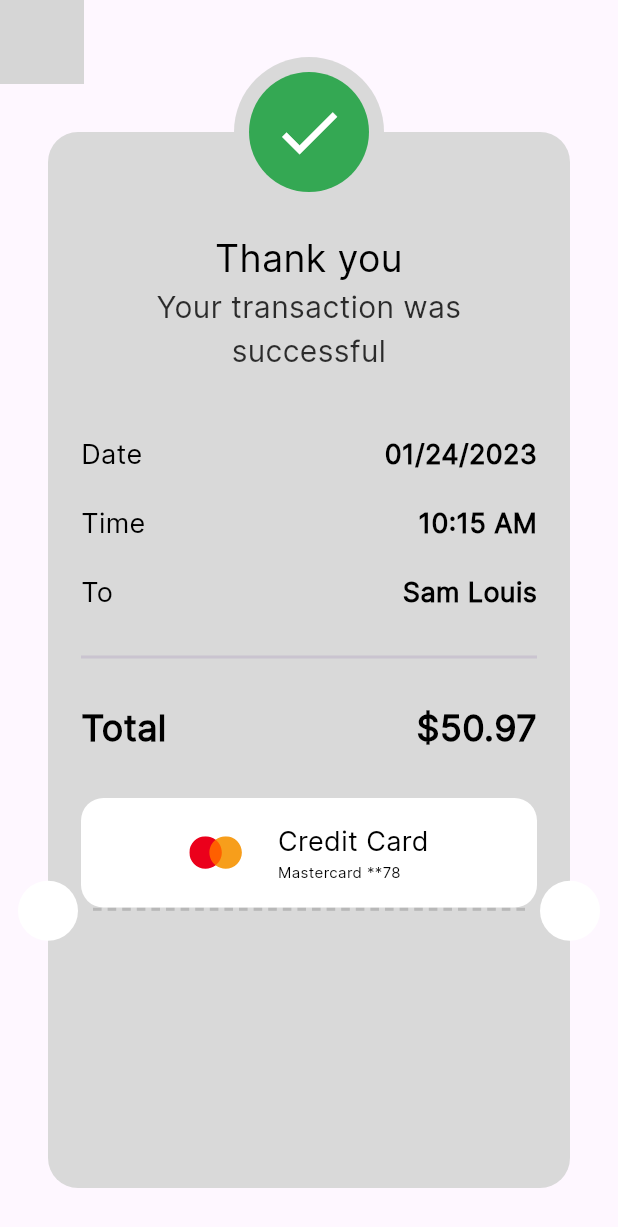
After one commit to YosophAhmed/payment, a Flutter app: the ThankYouView screen opened directly, on a phone screen of 412 x 824 dp. The commit adds this screen. Shown: the top 1227 px of the screen. Run offline on Flutter 3.47's test engine with Material 3 defaults, Android fonts, the phone set to English and light mode, and no system bars; our stand-ins replace flutter_credit_card, flutter_svg; grey boxes are pictures that could not be loaded.

Commit message:
Latest Commit

```diff
--- /dev/null
+++ b/lib/presentation/views/thank_you_view.dart
@@ -0,0 +1,18 @@
+import 'package:flutter/material.dart';
+
+import '../widgets/custom_appbar.dart';
+import '../widgets/thank_you_view_body.dart';
+
+class ThankYouView extends StatelessWidget {
+  const ThankYouView({super.key});
+
+  @override
+  Widget build(BuildContext context) {
+    return Scaffold(
+      appBar: buildAppBar(
+        title: '',
+      ),
+      body: const ThankYouViewBody(),
+    );
+  }
+}
--- /dev/null
+++ b/lib/presentation/widgets/card_info_widget.dart
@@ -0,0 +1,47 @@
+import 'package:flutter/material.dart';
+import 'package:flutter_svg/svg.dart';
+
+import '../../core/styles.dart';
+
+class CardInfoWidget extends StatelessWidget {
+  const CardInfoWidget({super.key});
+
+  @override
+  Widget build(BuildContext context) {
+    return Container(
+      width: 305,
+      height: 73,
+      decoration: ShapeDecoration(
+        color: Colors.white,
+        shape: RoundedRectangleBorder(
+          borderRadius: BorderRadius.circular(15),
+        ),
+      ),
+      child: Row(
+        mainAxisAlignment: MainAxisAlignment.center,
+        children: [
+          SvgPicture.asset('assets/images/logo.svg'),
+          const SizedBox(
+            width: 23,
+          ),
+          Column(
+            crossAxisAlignment: CrossAxisAlignment.start,
+            mainAxisAlignment: MainAxisAlignment.center,
+            children: [
+              const Text(
+                'Credit Card',
+                style: Styles.style18,
+              ),
+              Text(
+                'Mastercard **78',
+                style: Styles.style18.copyWith(
+                  fontSize: 10,
+                ),
+              ),
+            ],
+          ),
+        ],
+      ),
+    );
+  }
+}
--- /dev/null
+++ b/lib/presentation/widgets/custom_check_icon.dart
@@ -0,0 +1,22 @@
+import 'package:flutter/material.dart';
+
+class CustomCheckIcon extends StatelessWidget {
+  const CustomCheckIcon({super.key});
+
+  @override
+  Widget build(BuildContext context) {
+    return const CircleAvatar(
+      backgroundColor: Color(0xffD9D9D9),
+      radius: 50,
+      child: CircleAvatar(
+        radius: 40,
+        backgroundColor: Color(0xff34A853),
+        child: Icon(
+          Icons.check,
+          size: 50,
+          color: Colors.white,
+        ),
+      ),
+    );
+  }
+}
--- /dev/null
+++ b/lib/presentation/widgets/custom_dashed_line.dart
@@ -0,0 +1,25 @@
+import 'package:flutter/material.dart';
+
+class CustomDashedLine extends StatelessWidget {
+  const CustomDashedLine({super.key});
+
+  @override
+  Widget build(BuildContext context) {
+    return Row(
+      children: List.generate(
+        30,
+            (index) => Expanded(
+          child: Padding(
+            padding: const EdgeInsets.symmetric(
+              horizontal: 2.0,
+            ),
+            child: Container(
+              color: const Color(0xffB8B8B8),
+              height: 2,
+            ),
+          ),
+        ),
+      ),
+    );
+  }
+}
--- a/lib/presentation/widgets/payment_details_view_body.dart
+++ b/lib/presentation/widgets/payment_details_view_body.dart
@@ -1,4 +1,5 @@
 import 'package:flutter/material.dart';
+import 'package:payment/presentation/views/thank_you_view.dart';
 import 'package:payment/presentation/widgets/custom_button.dart';
 import 'package:payment/presentation/widgets/custom_credit_card.dart';
 import 'package:payment/presentation/widgets/payment_methods_list_view.dart';
@@ -47,6 +48,11 @@
                       formKey.currentState!.save();
                       debugPrint('payment');
                     } else {
+                      Navigator.of(context).push(
+                        MaterialPageRoute(
+                          builder: (context) => const ThankYouView(),
+                        ),
+                      );
                       autovalidateMode = AutovalidateMode.always;
                       setState(() {});
                     }
--- /dev/null
+++ b/lib/presentation/widgets/payment_item_info.dart
@@ -0,0 +1,32 @@
+import 'package:flutter/material.dart';
+
+import '../../core/styles.dart';
+
+class PaymentItemInfo extends StatelessWidget {
+  const PaymentItemInfo({
+    super.key,
+    required this.title,
+    required this.value,
+  });
+
+  final String title, value;
+
+  @override
+  Widget build(BuildContext context) {
+    return Row(
+      mainAxisAlignment: MainAxisAlignment.spaceBetween,
+      children: [
+        Text(
+          title,
+          textAlign: TextAlign.center,
+          style: Styles.style18,
+        ),
+        Text(
+          value,
+          textAlign: TextAlign.center,
+          style: Styles.styleBold18,
+        ),
+      ],
+    );
+  }
+}
--- /dev/null
+++ b/lib/presentation/widgets/thank_you_card.dart
@@ -0,0 +1,78 @@
+import 'package:flutter/material.dart';
+import 'package:payment/core/styles.dart';
+import 'package:payment/presentation/widgets/payment_item_info.dart';
+import 'package:payment/presentation/widgets/total_price.dart';
+
+import 'card_info_widget.dart';
+
+class ThankYouCard extends StatelessWidget {
+  const ThankYouCard({super.key});
+
+  @override
+  Widget build(BuildContext context) {
+    return Container(
+      width: double.infinity,
+      height: 1200,
+      decoration: ShapeDecoration(
+        color: const Color(0xffD9D9D9),
+        shape: RoundedRectangleBorder(
+          borderRadius: BorderRadius.circular(20),
+        ),
+      ),
+      child: Padding(
+        padding: const EdgeInsets.only(
+          top: 50.0 + 16,
+          left: 22,
+          right: 22,
+        ),
+        child: Column(
+          children: [
+            const Text(
+              'Thank you',
+              textAlign: TextAlign.center,
+              style: Styles.style25,
+            ),
+            Text(
+              'Your transaction was successful',
+              textAlign: TextAlign.center,
+              style: Styles.style20,
+            ),
+            const SizedBox(
+              height: 42,
+            ),
+            const PaymentItemInfo(
+              title: 'Date',
+              value: '01/24/2023',
+            ),
+            const SizedBox(
+              height: 20,
+            ),
+            const PaymentItemInfo(
+              title: 'Time',
+              value: '10:15 AM',
+            ),
+            const SizedBox(
+              height: 20,
+            ),
+            const PaymentItemInfo(
+              title: 'To',
+              value: 'Sam Louis',
+            ),
+            const Divider(
+              thickness: 2,
+              height: 60,
+            ),
+            const TotalPrice(
+              title: 'Total',
+              value: r'$50.97',
+            ),
+            const SizedBox(
+              height: 30,
+            ),
+            const CardInfoWidget(),
+          ],
+        ),
+      ),
+    );
+  }
+}
--- /dev/null
+++ b/lib/presentation/widgets/thank_you_view_body.dart
@@ -0,0 +1,48 @@
+import 'package:flutter/material.dart';
+import 'package:payment/presentation/widgets/thank_you_card.dart';
+
+import 'custom_check_icon.dart';
+import 'custom_dashed_line.dart';
+
+class ThankYouViewBody extends StatelessWidget {
+  const ThankYouViewBody({super.key});
+
+  @override
+  Widget build(BuildContext context) {
+    return Padding(
+      padding: const EdgeInsets.all(32.0),
+      child: Stack(
+        clipBehavior: Clip.none,
+        children: [
+          const ThankYouCard(),
+          Positioned(
+            bottom: MediaQuery.sizeOf(context).height * 0.2 + 20,
+            left: 20 + 8,
+            right: 20 + 8,
+            child: const CustomDashedLine(),
+          ),
+          Positioned(
+            left: -20,
+            bottom: MediaQuery.sizeOf(context).height * 0.2,
+            child: const CircleAvatar(
+              backgroundColor: Colors.white,
+            ),
+          ),
+          Positioned(
+            right: -20,
+            bottom: MediaQuery.sizeOf(context).height * 0.2,
+            child: const CircleAvatar(
+              backgroundColor: Colors.white,
+            ),
+          ),
+          const Positioned(
+            left: 0,
+            right: 0,
+            top: -50,
+            child: CustomCheckIcon(),
+          ),
+        ],
+      ),
+    );
+  }
+}
```
Also changed, not shown: assets/images/logo.svg (added).
